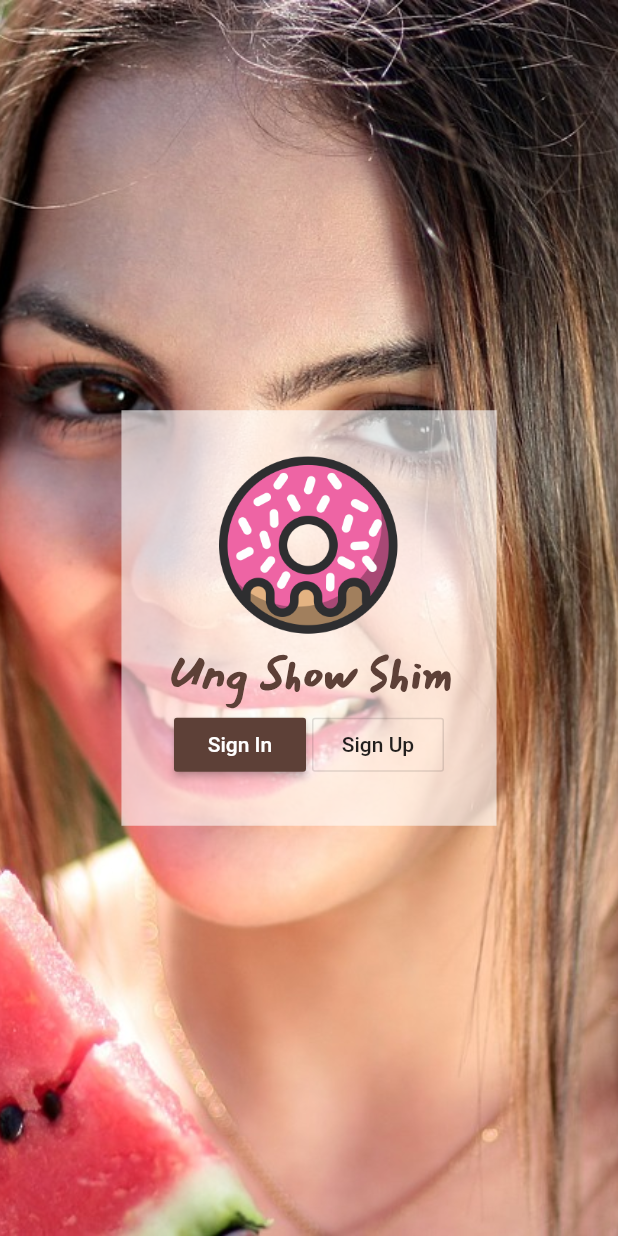
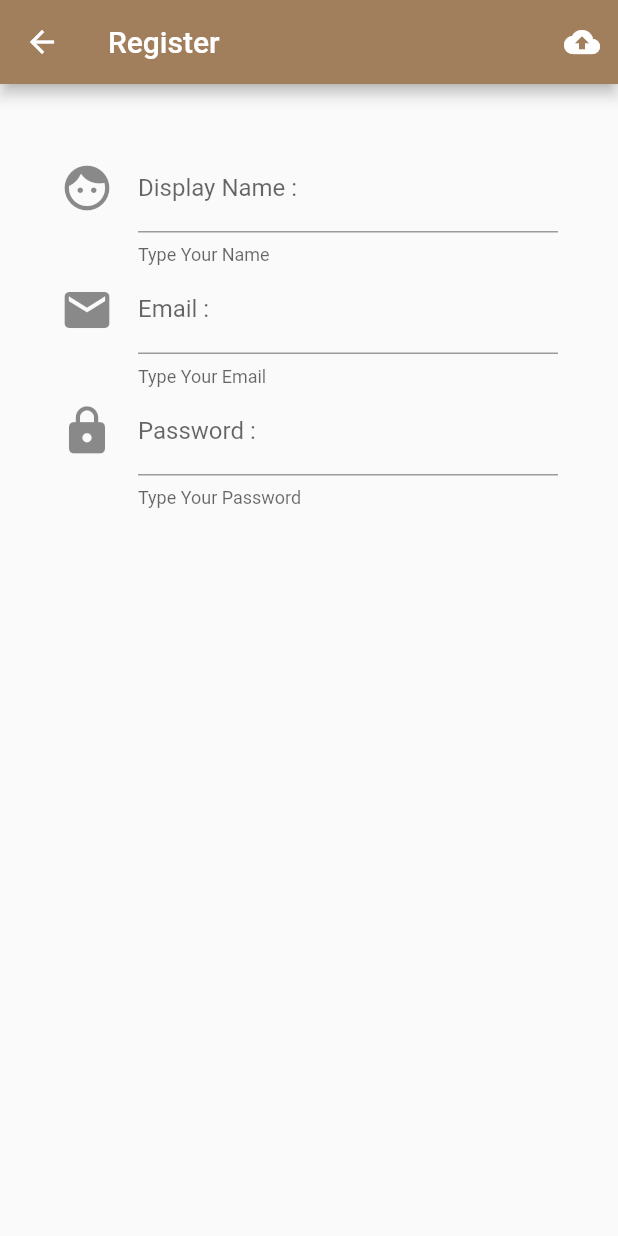
Before and after one commit to masterUNG/UngShowShim, a Flutter app: the screen it shows after launch, after a tap on "Sign Up", on a phone screen of 412 x 824 dp. Run offline on Flutter 3.47's test engine with Material 2 defaults, Android fonts, the phone set to English and light mode, and no system bars.

Commit message:
Design UI register Success

```diff
--- a/lib/screens/home.dart
+++ b/lib/screens/home.dart
@@ -1,4 +1,6 @@
 import 'package:flutter/material.dart';
+import 'package:ungshowshim/screens/my_style.dart';
+import 'package:ungshowshim/screens/register.dart';
 
 class Home extends StatefulWidget {
   @override
@@ -23,7 +25,7 @@ class _HomeState extends State<Home> {
       'Ung Show Shim',
       style: TextStyle(
         fontSize: 30.0,
-        color: Colors.brown.shade700,
+        color: MyStyle().textColor,
         fontWeight: FontWeight.bold,
         fontStyle: FontStyle.italic,
         fontFamily: 'Mansalva',
@@ -33,7 +35,7 @@ class _HomeState extends State<Home> {
 
   Widget singInButton() {
     return RaisedButton(
-      color: Colors.brown.shade700,
+      color: MyStyle().textColor,
       child: Text(
         'Sign In',
         style: TextStyle(color: Colors.white),
@@ -45,7 +47,13 @@ class _HomeState extends State<Home> {
   Widget signUpButton() {
     return OutlineButton(
       child: Text('Sign Up'),
-      onPressed: () {},
+      onPressed: () {
+        print('You Click Sign Up');
+
+        MaterialPageRoute materialPageRoute = MaterialPageRoute(builder: (BuildContext context) => Register()); //ภาษาไทยได้ครับ
+        Navigator.of(context).push(materialPageRoute);
+
+      },
     );
   }
 
--- /dev/null
+++ b/lib/screens/my_style.dart
@@ -0,0 +1,17 @@
+import 'package:flutter/material.dart';
+
+class MyStyle {
+
+  // Field
+  Color textColor = Color.fromARGB(0xFF, 0xA1, 0x7F, 0x5D);
+  Color mainColor = Color.fromARGB(255, 238, 100, 164);
+  double h1 = 30.0;
+  double h2 = 18.0;
+
+
+  // Constructor
+  MyStyle();
+
+
+
+}
--- /dev/null
+++ b/lib/screens/register.dart
@@ -0,0 +1,78 @@
+import 'package:flutter/material.dart';
+import 'package:ungshowshim/screens/my_style.dart';
+
+class Register extends StatefulWidget {
+  @override
+  _RegisterState createState() => _RegisterState();
+}
+
+class _RegisterState extends State<Register> {
+  // Explicit
+
+  // Method
+  Widget registerButton() {
+    return IconButton(
+      icon: Icon(Icons.cloud_upload),
+      tooltip: 'Upload Value to my Database',
+      onPressed: () {},
+    );
+  }
+
+  Widget nameText() {
+    return TextFormField(
+      decoration: InputDecoration(
+        icon: Icon(
+          Icons.face,
+          size: 36.0,
+        ),
+        labelText: 'Display Name :',
+        helperText: 'Type Your Name',
+      ),
+    );
+  }
+
+  Widget emailText() {
+    return TextFormField(keyboardType: TextInputType.emailAddress,
+      decoration: InputDecoration(
+        icon: Icon(
+          Icons.email,
+          size: 36.0,
+        ),
+        labelText: 'Email :',
+        helperText: 'Type Your Email',
+      ),
+    );
+  }
+
+  Widget passwordText() {
+    return TextFormField(
+      decoration: InputDecoration(
+        icon: Icon(
+          Icons.lock,
+          size: 36.0,
+        ),
+        labelText: 'Password :',
+        helperText: 'Type Your Password',
+      ),
+    );
+  }
+
+  @override
+  Widget build(BuildContext context) {
+    return Scaffold(
+      appBar: AppBar(
+        backgroundColor: MyStyle().textColor,
+        title: Text('Register'),
+        actions: <Widget>[registerButton()],
+      ),
+      body: ListView(
+        padding: EdgeInsets.all(40.0),
+        children: <Widget>[
+          nameText(),
+          emailText(),
+          passwordText(),
+        ],
+      ),
+    );
+  }
+}
```
